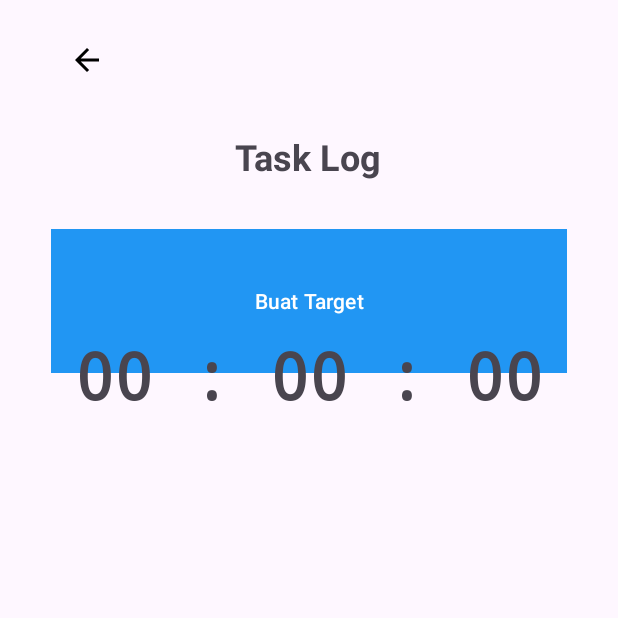
After one commit to nuhgroh2004/mobile-android-GamaPulse, an Android app: the TaskLogActivity screen opened directly, with no data from a screen before it, on a phone screen of 412 x 824 dp, the top half of it. The commit adds this screen. Run offline under Robolectric (Android 15) with nearby library versions, the phone set to English and light mode, and no system bars.

Commit message:
Tampilan TaskLog

```diff
--- /dev/null
+++ b/app/src/main/java/com/example/gamapulse/TaskLogActivity.kt
@@ -0,0 +1,313 @@
+package com.example.gamapulse
+
+import android.content.Intent
+import android.content.res.ColorStateList
+import android.graphics.drawable.ColorDrawable
+import android.graphics.drawable.RippleDrawable
+import android.os.Bundle
+import android.os.Handler
+import android.os.Looper
+import android.os.SystemClock
+import android.view.View
+import android.widget.Button
+import android.widget.ImageView
+import android.widget.TextView
+import androidx.activity.enableEdgeToEdge
+import androidx.appcompat.app.AlertDialog
+import androidx.appcompat.app.AppCompatActivity
+import androidx.core.view.ViewCompat
+import androidx.core.view.WindowInsetsCompat
+import com.example.gamapulse.databinding.ActivityTaskLogBinding
+import java.util.concurrent.TimeUnit
+
+class TaskLogActivity : AppCompatActivity() {
+    private lateinit var binding: ActivityTaskLogBinding
+    private var startTime: Long = 0L
+    private var elapsedTime: Long = 0L
+    private var isTimerRunning = false
+    private val handler = Handler(Looper.getMainLooper())
+    private var targetTimeInSeconds = 0L
+    override fun onCreate(savedInstanceState: Bundle?) {
+        super.onCreate(savedInstanceState)
+        enableEdgeToEdge()
+        binding = ActivityTaskLogBinding.inflate(layoutInflater)
+        setContentView(binding.root)
+        ViewCompat.setOnApplyWindowInsetsListener(binding.main) { v, insets ->
+            val systemBars = insets.getInsets(WindowInsetsCompat.Type.systemBars())
+            v.setPadding(
+                v.paddingLeft,
+                v.paddingTop + systemBars.top,
+                v.paddingRight,
+                v.paddingBottom + systemBars.bottom
+            )
+            insets
+        }
+        setupTimePickers()
+        setupButtonAnimations()
+        setupListeners()
+    }
+    private fun setupButtonAnimations() {
+        binding.btnCreateTarget.foreground = getRippleDrawable(getColor(R.color.teal))
+        binding.btnAddTarget.foreground = getRippleDrawable(getColor(R.color.teal))
+        binding.btnStartPause.foreground = getRippleDrawable(getColor(R.color.teal))
+        binding.btnFinish.foreground = getRippleDrawable(getColor(R.color.blue))
+        binding.btnBack.foreground = getRippleDrawable(getColor(R.color.teal))
+    }
+    private fun setupTimePickers() {
+        binding.hoursPicker.apply {
+            minValue = 0
+            maxValue = 24
+            wrapSelectorWheel = false
+            setFormatter { value -> String.format("%02d", value) }
+        }
+        binding.minutesPicker.apply {
+            minValue = 0
+            maxValue = 59
+            wrapSelectorWheel = true
+            setFormatter { value -> String.format("%02d", value) }
+        }
+        binding.secondsPicker.apply {
+            minValue = 0
+            maxValue = 59
+            wrapSelectorWheel = true
+            setFormatter { value -> String.format("%02d", value) }
+        }
+    }
+    private fun setupListeners() {
+        binding.btnBack.setOnClickListener {
+            animateButtonClick(it) {
+                finish()
+            }
+        }
+        binding.btnCreateTarget.setOnClickListener {
+            animateButtonClick(it) {
+                showTargetInputForm()
+            }
+        }
+        binding.btnAddTarget.setOnClickListener {
+            animateButtonClick(it) {
+                addNewTarget()
+            }
+        }
+        binding.btnStartPause.setOnClickListener {
+            animateButtonClick(it) {
+                toggleTimer()
+            }
+        }
+        binding.btnFinish.setOnClickListener {
+            animateButtonClick(it) {
+                showFinishConfirmationDialog()
+            }
+        }
+    }
+    private fun animateButtonClick(view: View, action: () -> Unit) {
+        view.animate().scaleX(0.95f).scaleY(0.95f).setDuration(100).withEndAction {
+            view.animate().scaleX(1f).scaleY(1f).setDuration(100).start()
+            view.postDelayed({
+                action.invoke()
+            }, 150)
+        }.start()
+    }
+    private fun getRippleDrawable(color: Int): RippleDrawable {
+        return RippleDrawable(
+            ColorStateList.valueOf(getColor(R.color.ripple_color)),
+            null,
+            ColorDrawable(color)
+        )
+    }
+    private fun showTargetInputForm() {
+        binding.btnCreateTarget.visibility = View.GONE
+        binding.timePickerContainer.visibility = View.VISIBLE
+        binding.btnAddTarget.visibility = View.VISIBLE
+    }
+    private fun addNewTarget() {
+        val hours = binding.hoursPicker.value
+        val minutes = binding.minutesPicker.value
+        val seconds = binding.secondsPicker.value
+        if (hours == 24 && (minutes > 0 || seconds > 0)) {
+            showAlert("Waktu tidak boleh lebih dari 24 jam")
+            return
+        }
+        if (hours == 0 && minutes == 0 && seconds == 0) {
+            showAlert("Target waktu tidak boleh 0")
+            return
+        }
+        targetTimeInSeconds = (hours * 3600 + minutes * 60 + seconds).toLong()
+        val formattedTime = String.format("%02d:%02d:%02d", hours, minutes, seconds)
+        binding.timePickerContainer.visibility = View.GONE
+        binding.btnAddTarget.visibility = View.GONE
+        displayCurrentTarget(formattedTime)
+        binding.llTimerControls.visibility = View.VISIBLE
+        resetTimer()
+    }
+    private fun showAlert(message: String) {
+        val builder = AlertDialog.Builder(this, R.style.CustomAlertDialog)
+        val inflater = layoutInflater
+        val dialogView = inflater.inflate(R.layout.custom_alert_dialog, null)
+
+        val tvMessage = dialogView.findViewById<TextView>(R.id.tvAlertMessage)
+        val btnOk = dialogView.findViewById<Button>(R.id.btnAlertOk)
+        val imgResult = dialogView.findViewById<ImageView>(R.id.imgResult)
+
+        tvMessage.text = message
+        imgResult.setImageResource(R.drawable.ic_warning)
+
+        builder.setView(dialogView)
+        val dialog = builder.create()
+        dialog.window?.setBackgroundDrawableResource(android.R.color.transparent)
+
+        btnOk.setOnClickListener {
+            dialog.dismiss()
+        }
+
+        dialog.show()
+    }
+    private fun displayCurrentTarget(formattedTime: String) {
+        binding.tvCurrentTargetTime.text = "Target: $formattedTime"
+        binding.cvCurrentTarget.visibility = View.VISIBLE
+    }
+    private fun resetTimer() {
+        startTime = 0L
+        elapsedTime = 0L
+        isTimerRunning = false
+        updateTimerDisplay(0)
+        binding.btnStartPause.text = "Mulai"
+        binding.btnStartPause.backgroundTintList = ColorStateList.valueOf(resources.getColor(R.color.green, theme))
+    }
+    private fun toggleTimer() {
+        if (isTimerRunning) {
+            pauseTimer()
+            binding.btnStartPause.text = "Lanjutkan"
+            binding.btnStartPause.backgroundTintList = ColorStateList.valueOf(resources.getColor(R.color.green, theme))
+            binding.btnStartPause.foreground = getRippleDrawable(getColor(R.color.green))
+        } else {
+            startTimer()
+            binding.btnStartPause.text = "Jeda"
+            binding.btnStartPause.backgroundTintList = ColorStateList.valueOf(resources.getColor(R.color.orange, theme))
+        }
+    }
+    private fun startTimer() {
+        if (startTime == 0L) {
+            startTime = SystemClock.elapsedRealtime()
+        } else {
+            startTime = SystemClock.elapsedRealtime() - elapsedTime
+        }
+        isTimerRunning = true
+        handler.post(object : Runnable {
+            override fun run() {
+                if (isTimerRunning) {
+                    elapsedTime = SystemClock.elapsedRealtime() - startTime
+                    updateTimerDisplay(elapsedTime)
+                    handler.postDelayed(this, 1000)
+                }
+            }
+        })
+    }
+    private fun pauseTimer() {
+        isTimerRunning = false
+    }
+    private fun updateTimerDisplay(elapsedMillis: Long) {
+        val totalSeconds = TimeUnit.MILLISECONDS.toSeconds(elapsedMillis)
+        val hours = TimeUnit.SECONDS.toHours(totalSeconds)
+        val minutes = TimeUnit.SECONDS.toMinutes(totalSeconds) % 60
+        val seconds = totalSeconds % 60
+        binding.tvTimer.text = String.format("%02d : %02d : %02d", hours, minutes, seconds)
+    }
+    private fun showFinishConfirmationDialog() {
+        val builder = AlertDialog.Builder(this, R.style.CustomAlertDialog)
+        val inflater = layoutInflater
+        val dialogView = inflater.inflate(R.layout.custom_confirmation_dialog, null)
+
+        val tvMessage = dialogView.findViewById<TextView>(R.id.tvConfirmMessage)
+        val btnYes = dialogView.findViewById<Button>(R.id.btnConfirmYes)
+        val btnNo = dialogView.findViewById<Button>(R.id.btnConfirmNo)
+
+        tvMessage.text = "Apakah Anda yakin ingin menyelesaikan tugas ini?"
+
+        builder.setView(dialogView)
+        val dialog = builder.create()
+        dialog.window?.setBackgroundDrawableResource(android.R.color.transparent)
+
+        btnYes.setOnClickListener {
+            dialog.dismiss()
+            finishTask()
+        }
+
+        btnNo.setOnClickListener {
+            dialog.dismiss()
+        }
+
+        dialog.show()
+    }
+    private fun showResultDialog(resultMessage: String) {
+        val builder = AlertDialog.Builder(this, R.style.CustomAlertDialog)
+        val inflater = layoutInflater
+        val dialogView = inflater.inflate(R.layout.custom_result_dialog, null)
+
+        val tvTitle = dialogView.findViewById<TextView>(R.id.tvResultTitle)
+        val tvMessage = dialogView.findViewById<TextView>(R.id.tvResultMessage)
+        val btnOk = dialogView.findViewById<Button>(R.id.btnResultOk)
+        val imgResult = dialogView.findViewById<ImageView>(R.id.imgResult)
+
+        tvTitle.text = "Hasil"
+        tvMessage.text = resultMessage
+
+        // Set appropriate icon based on result
+        if (resultMessage.contains("Selamat!")) {
+            imgResult.setImageResource(R.drawable.ic_success)
+        } else {
+            imgResult.setImageResource(R.drawable.ic_warning)
+        }
+
+        builder.setView(dialogView)
+        val dialog = builder.create()
+        dialog.window?.setBackgroundDrawableResource(android.R.color.transparent)
+
+        btnOk.setOnClickListener {
+            dialog.dismiss()
+            resetToInitialState()
+        }
+
+        dialog.show()
+    }
+    private fun finishTask() {
+        if (isTimerRunning) {
+            pauseTimer()
+        }
+
+        val elapsedSeconds = TimeUnit.MILLISECONDS.toSeconds(elapsedTime)
+        val isTargetAchieved = elapsedSeconds >= targetTimeInSeconds
+        val resultMessage = if (isTargetAchieved) {
+            "Selamat! Target tercapai."
+        } else {
+            "Target belum tercapai. Anda masih kurang ${formatTimeDifference(targetTimeInSeconds - elapsedSeconds)}"
+        }
+
+        showResultDialog(resultMessage)
+    }
+    private fun formatTimeDifference(diffSeconds: Long): String {
+        val hours = TimeUnit.SECONDS.toHours(diffSeconds)
+        val minutes = TimeUnit.SECONDS.toMinutes(diffSeconds) % 60
+        val seconds = diffSeconds % 60
+        return if (hours > 0) {
+            String.format("%d jam %d menit %d detik", hours, minutes, seconds)
+        } else if (minutes > 0) {
+            String.format("%d menit %d detik", minutes, seconds)
+        } else {
+            String.format("%d detik", seconds)
+        }
+    }
+    private fun resetToInitialState() {
+        binding.cvCurrentTarget.visibility = View.GONE
+        binding.llTimerControls.visibility = View.GONE
+        resetTimer()
+        binding.btnCreateTarget.visibility = View.VISIBLE
+        binding.hoursPicker.value = 0
+        binding.minutesPicker.value = 0
+        binding.secondsPicker.value = 0
+    }
+    override fun onDestroy() {
+        super.onDestroy()
+        handler.removeCallbacksAndMessages(null)
+    }
+}
--- /dev/null
+++ b/app/src/main/res/drawable/ic_success.xml
@@ -0,0 +1,9 @@
+<vector xmlns:android="http://schemas.android.com/apk/res/android"
+    android:width="24dp"
+    android:height="24dp"
+    android:viewportWidth="24"
+    android:viewportHeight="24">
+    <path
+        android:fillColor="@color/green"
+        android:pathData="M9,16.17L4.83,12l-1.42,1.41L9,19 21,7l-1.41,-1.41z"/>
+</vector>
--- /dev/null
+++ b/app/src/main/res/drawable/ic_warning.xml
@@ -0,0 +1,9 @@
+<vector xmlns:android="http://schemas.android.com/apk/res/android"
+    android:width="24dp"
+    android:height="24dp"
+    android:viewportWidth="24"
+    android:viewportHeight="24">
+    <path
+        android:fillColor="@color/orange"
+        android:pathData="M1,21h22L12,2 1,21zM13,18h-2v-2h2v2zM13,14h-2v-4h2v4z"/>
+</vector>
--- /dev/null
+++ b/app/src/main/res/layout/activity_task_log.xml
@@ -0,0 +1,212 @@
+<?xml version="1.0" encoding="utf-8"?>
+<androidx.constraintlayout.widget.ConstraintLayout xmlns:android="http://schemas.android.com/apk/res/android"
+    xmlns:app="http://schemas.android.com/apk/res-auto"
+    xmlns:tools="http://schemas.android.com/tools"
+    android:id="@+id/main"
+    android:layout_width="match_parent"
+    android:layout_height="match_parent"
+    android:paddingTop="16dp"
+    android:paddingBottom="16dp"
+    tools:context=".TaskLogActivity">
+
+    <!-- Back button -->
+    <ImageButton
+        android:id="@+id/btnBack"
+        android:layout_width="48dp"
+        android:layout_marginStart="34dp"
+        android:layout_height="48dp"
+        android:background="?attr/selectableItemBackgroundBorderless"
+        android:contentDescription="Back"
+        android:src="@drawable/baseline_arrow_back_24"
+        app:layout_constraintStart_toStartOf="parent"
+        app:layout_constraintTop_toTopOf="parent" />
+
+    <TextView
+        android:id="@+id/tvTaskLogTitle"
+        android:layout_width="wrap_content"
+        android:layout_height="wrap_content"
+        android:layout_marginTop="72dp"
+        android:text="Task Log"
+        android:textSize="24sp"
+        android:textStyle="bold"
+        app:layout_constraintEnd_toEndOf="parent"
+        app:layout_constraintHorizontal_bias="0.498"
+        app:layout_constraintStart_toStartOf="parent"
+        app:layout_constraintTop_toTopOf="parent" />
+
+    <Button
+        android:id="@+id/btnCreateTarget"
+        android:layout_width="0dp"
+        android:layout_height="wrap_content"
+        android:layout_marginStart="34dp"
+        android:layout_marginEnd="34dp"
+        android:text="Buat Target"
+        android:layout_marginTop="32dp"
+        app:layout_constraintTop_toBottomOf="@id/tvTaskLogTitle"
+        android:background="@drawable/button_ripple_effect"
+        app:backgroundTint="@color/blue"
+        app:layout_constraintStart_toStartOf="parent"
+        app:layout_constraintEnd_toEndOf="parent" />
+
+    <LinearLayout
+        android:id="@+id/targetInputContainer"
+        android:layout_width="match_parent"
+        android:layout_height="wrap_content"
+        android:orientation="vertical"
+        android:layout_marginTop="24dp"
+        app:layout_constraintTop_toBottomOf="@id/tvTaskLogTitle"
+        app:layout_constraintStart_toStartOf="parent"
+        app:layout_constraintEnd_toEndOf="parent">
+
+        <LinearLayout
+            android:id="@+id/timePickerContainer"
+            android:layout_width="match_parent"
+            android:layout_height="wrap_content"
+            android:orientation="horizontal"
+            android:gravity="center"
+            android:visibility="gone">
+
+            <!-- Hours Picker -->
+            <NumberPicker
+                android:id="@+id/hoursPicker"
+                android:layout_width="wrap_content"
+                android:layout_height="wrap_content"
+                android:layout_marginEnd="8dp" />
+
+            <TextView
+                android:layout_width="wrap_content"
+                android:layout_height="wrap_content"
+                android:text=":"
+                android:textSize="20sp"
+                android:textStyle="bold" />
+
+            <!-- Minutes Picker -->
+            <NumberPicker
+                android:id="@+id/minutesPicker"
+                android:layout_width="wrap_content"
+                android:layout_height="wrap_content"
+                android:layout_marginStart="8dp"
+                android:layout_marginEnd="8dp" />
+
+            <TextView
+                android:layout_width="wrap_content"
+                android:layout_height="wrap_content"
+                android:text=":"
+                android:textSize="20sp"
+                android:textStyle="bold" />
+
+            <!-- Seconds Picker -->
+            <NumberPicker
+                android:id="@+id/secondsPicker"
+                android:layout_width="wrap_content"
+                android:layout_height="wrap_content"
+                android:layout_marginStart="8dp" />
+        </LinearLayout>
+
+        <Button
+            android:id="@+id/btnAddTarget"
+            android:layout_width="match_parent"
+            android:layout_height="wrap_content"
+            android:text="Tambah Target"
+            android:background="@drawable/button_ripple_effect"
+            android:layout_marginStart="34dp"
+            android:layout_marginEnd="34dp"
+            app:backgroundTint="@color/green"
+            android:layout_marginTop="16dp"
+            android:visibility="gone" />
+    </LinearLayout>
+
+    <!-- Timer Display -->
+
+    <!-- Target Display -->
+    <TextView
+        android:id="@+id/tvTimer"
+        android:layout_width="wrap_content"
+        android:layout_height="wrap_content"
+        android:layout_marginStart="34dp"
+        android:layout_marginEnd="34dp"
+        android:layout_marginTop="76dp"
+        android:fontFamily="monospace"
+        android:text="00 : 00 : 00"
+        android:textSize="43sp"
+        android:textStyle="bold"
+        app:layout_constraintEnd_toEndOf="parent"
+        app:layout_constraintStart_toStartOf="parent"
+        app:layout_constraintTop_toBottomOf="@id/targetInputContainer" />
+
+    <androidx.cardview.widget.CardView
+        android:id="@+id/cvCurrentTarget"
+        android:layout_width="0dp"
+        android:layout_height="wrap_content"
+        android:layout_marginTop="24dp"
+        android:visibility="gone"
+        app:cardCornerRadius="12dp"
+        app:cardElevation="4dp"
+        app:contentPadding="16dp"
+        app:layout_constraintTop_toBottomOf="@id/tvTimer"
+        app:layout_constraintStart_toStartOf="parent"
+        android:layout_marginStart="34dp"
+        android:layout_marginEnd="34dp"
+        app:layout_constraintEnd_toEndOf="parent">
+
+        <LinearLayout
+            android:layout_width="match_parent"
+            android:layout_height="wrap_content"
+            android:orientation="vertical">
+
+            <TextView
+                android:layout_width="match_parent"
+                android:layout_height="wrap_content"
+                android:text="Target Saat Ini:"
+                android:textStyle="bold"
+                android:textSize="16sp" />
+            <TextView
+                android:id="@+id/tvCurrentTargetTime"
+                android:layout_width="match_parent"
+                android:layout_height="wrap_content"
+                android:layout_marginTop="8dp"
+                android:textSize="18sp"
+                android:text="Target: 00:00:00" />
+        </LinearLayout>
+    </androidx.cardview.widget.CardView>
+
+    <!-- Timer Control Buttons -->
+    <LinearLayout
+        android:id="@+id/llTimerControls"
+        android:layout_width="0dp"
+        android:layout_height="wrap_content"
+        android:orientation="vertical"
+        android:layout_marginTop="32dp"
+        android:visibility="gone"
+        app:layout_constraintTop_toBottomOf="@id/cvCurrentTarget"
+        app:layout_constraintStart_toStartOf="parent"
+        android:layout_marginStart="34dp"
+        android:layout_marginEnd="34dp"
+        app:layout_constraintEnd_toEndOf="parent">
+
+        <com.google.android.material.button.MaterialButton
+            android:id="@+id/btnStartPause"
+            android:layout_width="match_parent"
+            android:layout_height="wrap_content"
+            android:background="@drawable/button_ripple_effect"
+            android:text="Mulai"
+            android:textSize="16sp"
+            android:paddingVertical="12dp"
+            app:cornerRadius="8dp"
+            app:backgroundTint="@color/green" />
+
+        <com.google.android.material.button.MaterialButton
+            android:id="@+id/btnFinish"
+            android:background="@drawable/button_ripple_effect"
+            app:backgroundTint="@color/blue"
+            android:layout_width="match_parent"
+            android:layout_height="wrap_content"
+            android:layout_marginTop="12dp"
+            android:text="Selesai"
+            android:textSize="16sp"
+            android:paddingVertical="12dp"
+            app:cornerRadius="8dp"
+            android:backgroundTint="@color/blue" />
+    </LinearLayout>
+
+</androidx.constraintlayout.widget.ConstraintLayout>
--- a/app/src/main/res/layout/fragment_home.xml
+++ b/app/src/main/res/layout/fragment_home.xml
@@ -199,6 +199,7 @@
 
         <!-- Task Log Card -->
         <androidx.cardview.widget.CardView
+            android:id="@+id/btnTaksLog"
             android:layout_width="match_parent"
             android:layout_height="wrap_content"
             android:layout_marginStart="16dp"
--- a/app/src/main/res/values/colors.xml
+++ b/app/src/main/res/values/colors.xml
@@ -8,4 +8,7 @@
     <color name="text_color">#4A4A4A</color>
     <color name="divider_color">#E0E0E0</color>
     <color name="ripple_color">#33000000</color>  //untuk animasi klik
+    <color name="green">#FF4CAF50</color>
+    <color name="orange">#FFFF9800</color>
+    <color name="blue">#FF2196F3</color>
 </resources>
--- a/app/src/main/res/values/themes.xml
+++ b/app/src/main/res/values/themes.xml
@@ -6,7 +6,11 @@
         <item name="backgroundTint">@null</item>
 
     </style>
-
+    <style name="CustomAlertDialog" parent="Theme.AppCompat.Light.Dialog.Alert">
+        <item name="android:windowBackground">@android:color/transparent</item>
+        <item name="android:windowIsFloating">true</item>
+        <item name="android:windowAnimationStyle">@android:style/Animation.Dialog</item>
+    </style>
     <style name="Theme.GamaPulse" parent="Base.Theme.GamaPulse" />
 
 </resources>
```
Also changed, not shown: app/src/main/AndroidManifest.xml (+11 -10 lines), app/src/main/java/com/example/gamapulse/HomeFragment.kt (+13 -0 lines), app/src/main/res/layout/custom_alert_dialog.xml (added, +49 -0 lines), app/src/main/res/layout/custom_confirmation_dialog.xml (added, +59 -0 lines), app/src/main/res/layout/custom_result_dialog.xml (added, +49 -0 lines).
